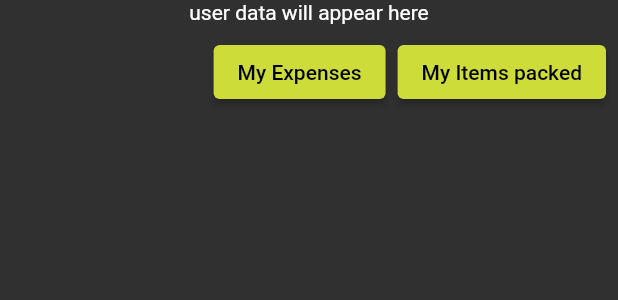
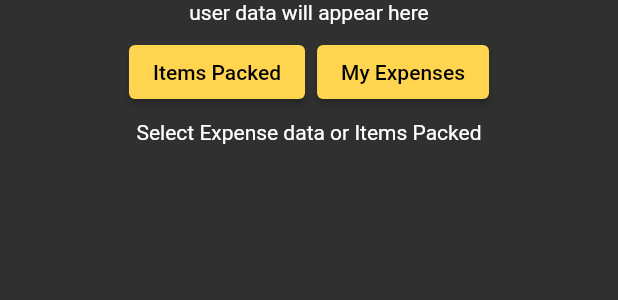
Before and after one commit to bhatiagagan24/mlh-hackathon, a Flutter app: the MyData widget shown alone on an empty page, opened directly, on a phone screen of 412 x 824 dp. Shown: the top 300 px of the screen. Run offline on Flutter 3.47's test engine with Material 2 defaults, Android fonts, the phone set to English and light mode, and no system bars; network calls fail.

Commit message:
fetch expenses mobile app

```diff
--- a/mobileapp/travelcompanion/lib/statefull/loginform.dart
+++ b/mobileapp/travelcompanion/lib/statefull/loginform.dart
@@ -65,6 +65,7 @@ class _LoginFormState extends State<LoginForm> {
                     onPressed: () {
                       debugdetails();
                       // redirect to MainUserHome() if login successful else alert box and back to home page
+
                       checkingcredentials();
                     },
                     child: Text('Login')),
--- a/mobileapp/travelcompanion/lib/statefull/mydata.dart
+++ b/mobileapp/travelcompanion/lib/statefull/mydata.dart
@@ -1,10 +1,12 @@
 import 'package:flutter/material.dart';
 // import 'myhome.dart';
-import 'itemspacked.dart';
-import 'totalexpenses.dart';
+import 'totalexpenditures.dart';
+import 'myitems.dart';
 
 class MyData extends StatefulWidget {
-  const MyData({Key? key}) : super(key: key);
+  final email;
+  final apikey;
+  const MyData({Key? key, this.apikey, this.email}) : super(key: key);
 
   @override
   _MyDataState createState() => _MyDataState();
@@ -12,13 +14,17 @@ class MyData extends StatefulWidget {
 
 class _MyDataState extends State<MyData> {
   var state = true;
-  // Function dispdata = ItemsPacked();
+  Widget abcd = Text('Select Expense data or Items Packed');
+  // Function dispdata = MyBill();
   void displayData(val) {
     setState(() {
+      print(widget.apikey);
       if (val == 'items') {
         state = false;
+        abcd = MyBill(apikey: widget.apikey, email: widget.email);
       } else {
         state = true;
+        abcd = MyBag();
       }
     });
   }
@@ -26,26 +32,43 @@ class _MyDataState extends State<MyData> {
   @override
   Widget build(BuildContext context) {
     return Container(
+      child: SingleChildScrollView(
         child: Column(
+          crossAxisAlignment: CrossAxisAlignment.center,
           children: <Widget>[
             Text('user data will appear here'),
-          ButtonBar(
+            Center(
+              child: Container(
+                child: ButtonBar(
+                  alignment: MainAxisAlignment.center,
                   children: <Widget>[
                     ElevatedButton(
                       onPressed: () {
                         displayData('expenses');
                       },
-                child: Text('My Expenses'),
+                      child: Text('Items Packed'),
+                      style: ButtonStyle(
+                        backgroundColor: MaterialStateProperty.all<Color>(
+                            Colors.amber.shade300),
+                      ),
                     ),
                     ElevatedButton(
                       onPressed: () {
                         displayData('items');
                       },
-                child: Text('My Items packed'),
+                      child: Text('My Expenses'),
+                      style: ButtonStyle(
+                        backgroundColor: MaterialStateProperty.all<Color>(
+                            Colors.amber.shade300),
+                      ),
                     ),
                   ],
                 ),
+              ),
+            ),
+            abcd,
           ],
+        ),
       ),
     );
   }
--- a/mobileapp/travelcompanion/lib/statefull/myhome.dart
+++ b/mobileapp/travelcompanion/lib/statefull/myhome.dart
@@ -29,7 +29,7 @@ class MainUserHome extends StatelessWidget {
                   printapikey();
                 },
                 child: Text('Print Api Key')),
-            MyData(),
+            MyData(apikey: this.apikey, email: this.email),
           ],
         ),
       ),
```
Also changed, not shown: mobileapp/travelcompanion/lib/statefull/itemspacked.dart (deleted, +0 -15 lines), mobileapp/travelcompanion/lib/statefull/myitems.dart (renamed from mobileapp/travelcompanion/lib/statefull/totalexpenses.dart, +4 -4 lines), mobileapp/travelcompanion/lib/statefull/totalexpenditures.dart (added, +98 -0 lines). Lines whose indentation alone changed are shown as unchanged.
